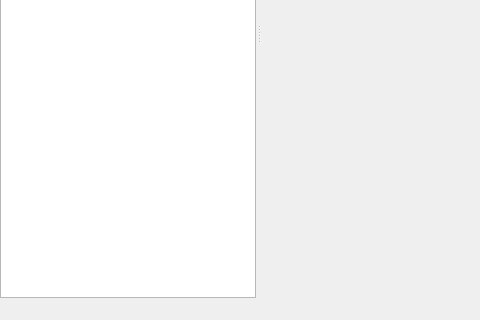
Before: the Qt Designer form Sources/Resources/UI/voMainWindow.ui in Kitware/Visomics, drawn with Qt 5; both pictures show x 0 to 480 and y 280 to 600 of the 800 by 600 pixel window.
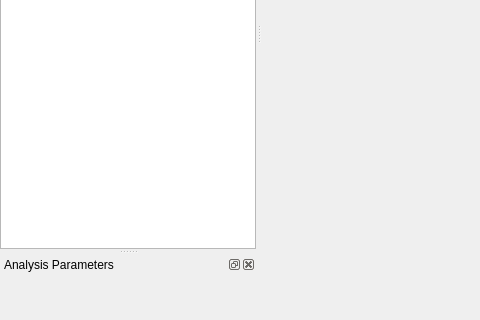
After: the same form once the commit is applied. Icons and pictures are not drawn. Custom widgets are drawn as their Qt base class.

Commit message:
Add and integrate voAnalysisParameterEditorWidget
Parameters of the active analysis can be modified, then the widget
offers to either:
  - reset the changes
  - update the current analysis
  - run a new analysis using the modified parameters

The edit to the form file:
```diff
--- a/Sources/Resources/UI/voMainWindow.ui
+++ b/Sources/Resources/UI/voMainWindow.ui
@@ -84,6 +84,24 @@
     </layout>
    </widget>
   </widget>
+  <widget class="QDockWidget" name="AnalysisParameterDockWidget">
+   <property name="windowTitle">
+    <string>Analysis Parameters</string>
+   </property>
+   <attribute name="dockWidgetArea">
+    <number>1</number>
+   </attribute>
+   <widget class="QWidget" name="AnalysisParameterDockWidgetContents">
+    <layout class="QVBoxLayout" name="verticalLayout_2">
+     <property name="margin">
+      <number>0</number>
+     </property>
+     <item>
+      <widget class="voAnalysisParameterEditorWidget" name="AnalysisParameterEditorWidget" native="true"/>
+     </item>
+    </layout>
+   </widget>
+  </widget>
   <action name="actionFileOpen">
    <property name="icon">
     <iconset resource="../Visomics.qrc">
@@ -147,6 +165,14 @@
    </property>
   </action>
  </widget>
+ <customwidgets>
+  <customwidget>
+   <class>voAnalysisParameterEditorWidget</class>
+   <extends>QWidget</extends>
+   <header>voAnalysisParameterEditorWidget.h</header>
+   <container>1</container>
+  </customwidget>
+ </customwidgets>
  <resources>
   <include location="../Visomics.qrc"/>
  </resources>
```
The commit also changes 5 other files.
